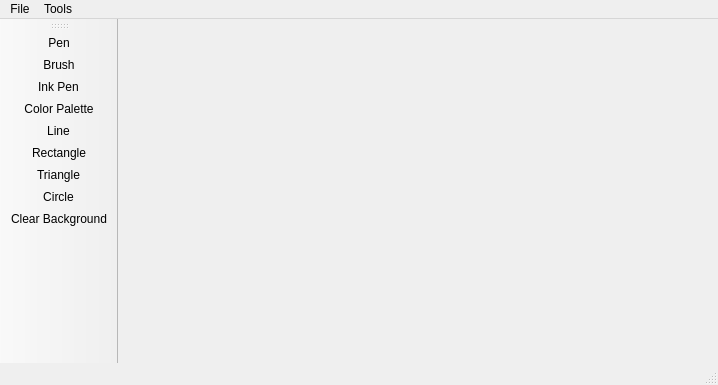
Above: mainwindow.ui from traschke/cpp-bht-sose16-a04 before the change. Below: the same form after it.
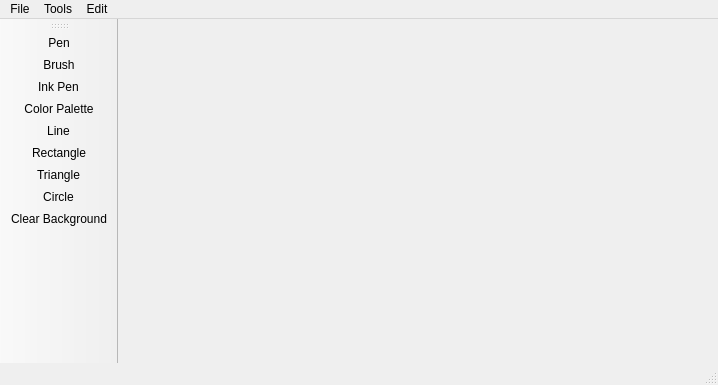
That is the form after the change. Icons and pictures are not drawn.

The edit to the form file:
```diff
--- a/mainwindow.ui
+++ b/mainwindow.ui
@@ -333,8 +333,15 @@
     <addaction name="actionCircle"/>
     <addaction name="actionClear_Background"/>
    </widget>
+   <widget class="QMenu" name="menuEdit">
+    <property name="title">
+     <string>Edit</string>
+    </property>
+    <addaction name="actionUndo"/>
+   </widget>
    <addaction name="menuFile"/>
    <addaction name="menuTools"/>
+   <addaction name="menuEdit"/>
   </widget>
   <widget class="QToolBar" name="mainToolBar">
    <attribute name="toolBarArea">
```
Left out of the diff: 8 changed lines with no effect on the pictures.
